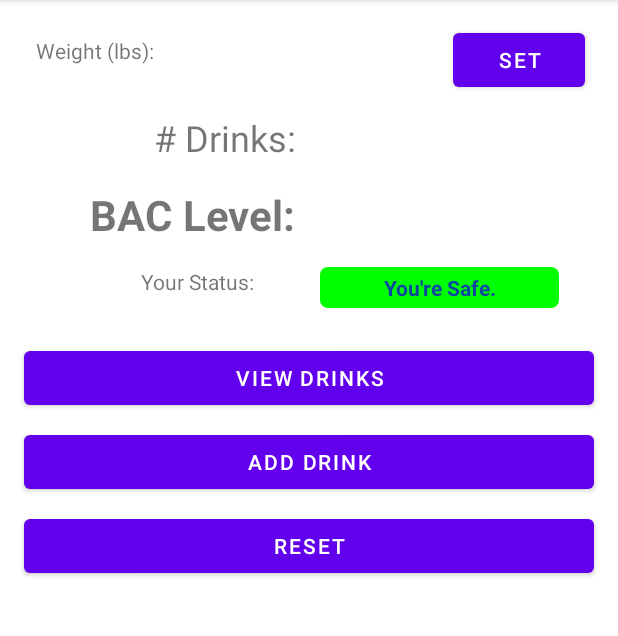
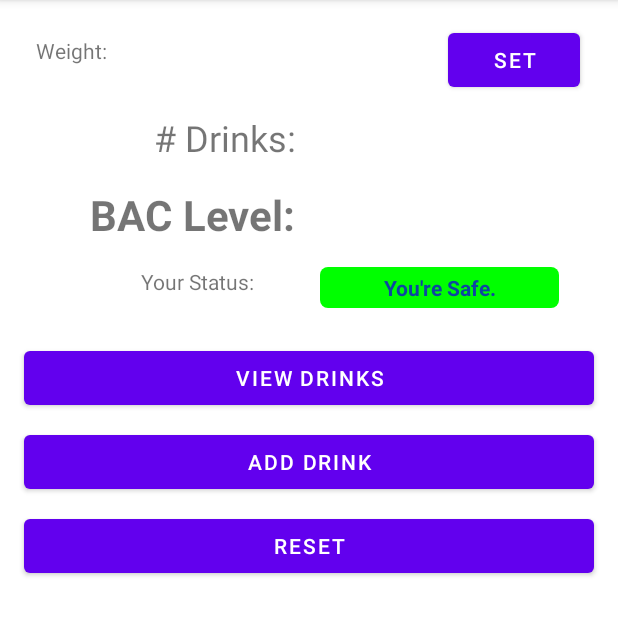
Before and after one commit to kstanley-UNCC/itcs-5180-hw02, an Android app: the screen it shows after launch (MainActivity), on a phone screen of 412 x 824 dp, the part 84-720 px from its top. Run offline under Robolectric (Android 15) with nearby library versions, the phone set to English and light mode, and no system bars.

Commit message:
Remove lbs designation from string resource

```diff
--- a/app/src/main/res/values/strings.xml
+++ b/app/src/main/res/values/strings.xml
@@ -2,7 +2,7 @@
     <string name="app_name">BAC Calculator</string>
     <string name="app_activity_set_weight_gender_name">"Set Weight &amp; Gender"</string>
 
-    <string name="weight_label">Weight (lbs):</string>
+    <string name="weight_label">Weight:</string>
     <string name="weight_widget_hint">Enter Weight</string>
     <string name="set_weight_button_label">Set</string>
     <string name="weight_view_label">Weight:</string>
@@ -13,7 +13,6 @@
     <string name="gender_group_female">Female</string>
     <string name="gender_group_male">Male</string>
     <string name="close_button_label">Close</string>
-
     <string name="drink_size_group_label">Drink Size:</string>
     <string name="drink_size_option1_label">1 oz</string>
     <string name="drink_size_option2_label">5 oz</string>
```
